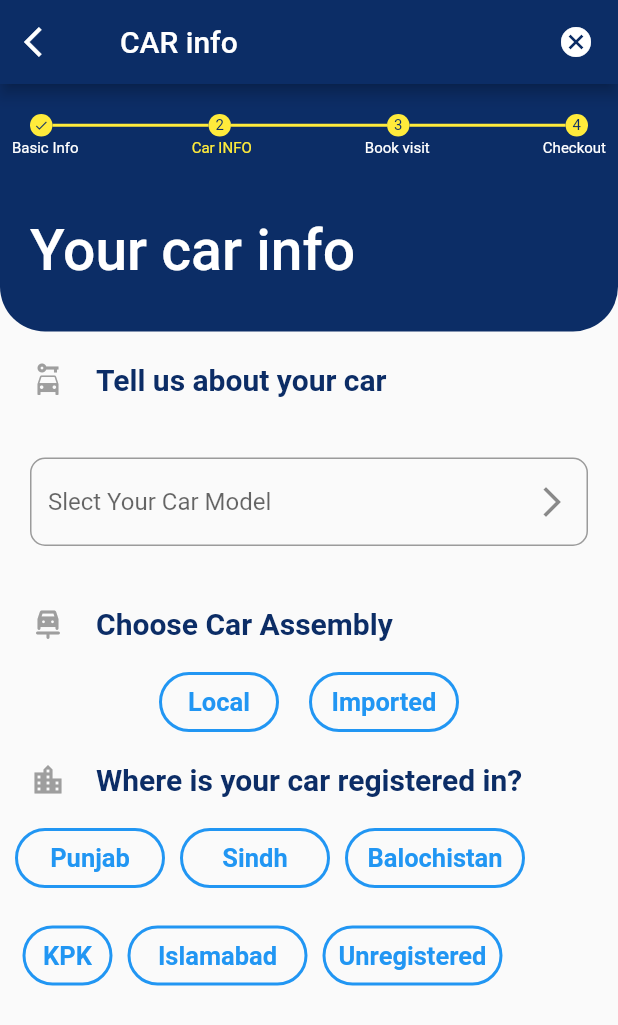
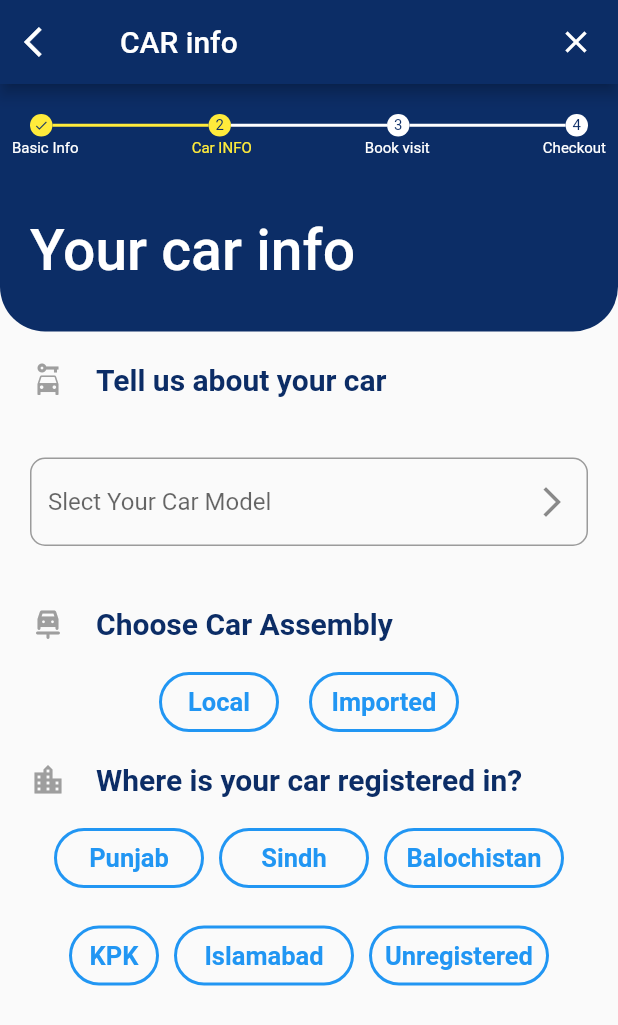
Before and after one commit to fazeel0321/new_project_3, a Flutter app: the screen it shows after launch, on a phone screen of 412 x 824 dp. Shown: the top 1025 px of the screen. Run offline on Flutter 3.47's test engine with Material 2 defaults, Android fonts, the phone set to English and light mode, and no system bars.

Commit message:
renovate stuff screem

```diff
--- a/lib/info_screen.dart
+++ b/lib/info_screen.dart
@@ -23,7 +23,7 @@ class info extends StatelessWidget {
               style: TextStyle(color: Colors.white),
             ),
             Spacer(),
-            Icon(Icons.cancel_sharp)
+            Icon(Icons.close)
           ],
         ),
       ),
@@ -82,7 +82,7 @@ class info extends StatelessWidget {
                         Expanded(
                             child: Container(
                           height: 2,
-                          color: Colors.yellow,
+                          color: Colors.white,
                         )),
                         Container(
                           child: Center(
@@ -96,13 +96,13 @@ class info extends StatelessWidget {
                           height: 15,
                           width: 15,
                           decoration: BoxDecoration(
-                              color: Colors.yellow,
+                              color: Colors.white,
                               borderRadius: BorderRadius.circular(30)),
                         ),
                         Expanded(
                             child: Container(
                           height: 2,
-                          color: Colors.yellow,
+                          color: Colors.white,
                         )),
                         Container(
                           child: Center(
@@ -116,7 +116,7 @@ class info extends StatelessWidget {
                           height: 15,
                           width: 15,
                           decoration: BoxDecoration(
-                              color: Colors.yellow,
+                              color: Colors.white,
                               borderRadius: BorderRadius.circular(30)),
                         ),
                       ],
@@ -280,7 +280,7 @@ class info extends StatelessWidget {
             ),
             Padding(
               padding: const EdgeInsets.symmetric(horizontal: 10),
-              child: Row(
+              child: Wrap(
                 children: [
                   Container(
                     child: Center(
@@ -344,7 +344,7 @@ class info extends StatelessWidget {
             ),
             Padding(
               padding: const EdgeInsets.all(15),
-              child: Row(
+              child: Wrap(
                 children: [
                   Container(
                     child: Center(
```
